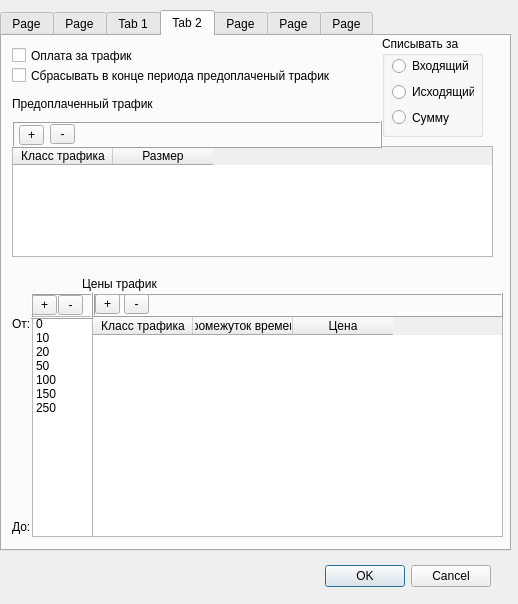
Old version of the form mdi/tp_edit.ui in the repository brat002/ExpertBilling.
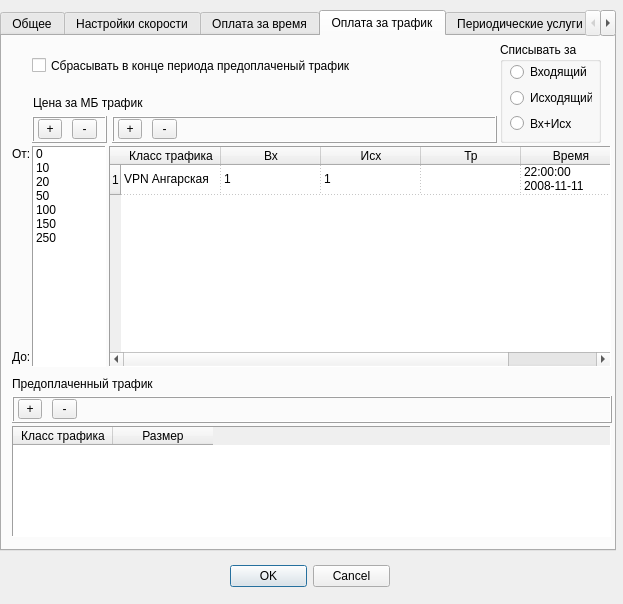
New version of the form. The open tabs and pages were chosen to show the change. Icons and pictures are not drawn.

What changed in the file:
```diff
--- a/mdi/tp_edit.ui
+++ b/mdi/tp_edit.ui
@@ -5,7 +5,7 @@
    <rect>
     <x>0</x>
     <y>0</y>
-    <width>518</width>
+    <width>623</width>
     <height>604</height>
    </rect>
   </property>
@@ -15,9 +15,9 @@
   <widget class="QDialogButtonBox" name="buttonBox" >
    <property name="geometry" >
     <rect>
-     <x>150</x>
+     <x>230</x>
      <y>560</y>
-     <width>341</width>
+     <width>160</width>
      <height>32</height>
     </rect>
    </property>
@@ -33,16 +33,25 @@
     <rect>
      <x>0</x>
      <y>10</y>
-     <width>511</width>
+     <width>616</width>
      <height>541</height>
     </rect>
    </property>
+   <property name="tabPosition" >
+    <enum>QTabWidget::North</enum>
+   </property>
+   <property name="tabShape" >
+    <enum>QTabWidget::Rounded</enum>
+   </property>
    <property name="currentIndex" >
-    <number>1</number>
+    <number>6</number>
+   </property>
+   <property name="elideMode" >
+    <enum>Qt::ElideNone</enum>
    </property>
    <widget class="QWidget" name="tab_3" >
     <attribute name="title" >
-     <string>Page</string>
+     <string>Общее</string>
     </attribute>
     <widget class="QSplitter" name="splitter" >
      <property name="geometry" >
@@ -148,7 +157,7 @@
    </widget>
    <widget class="QWidget" name="tab_7" >
     <attribute name="title" >
-     <string>Page</string>
+     <string>Настройки скорости</string>
     </attribute>
     <widget class="QGroupBox" name="speed_access_groupBox" >
      <property name="geometry" >
@@ -438,7 +447,7 @@
    </widget>
    <widget class="QWidget" name="tab" >
     <attribute name="title" >
-     <string>Tab 1</string>
+     <string>Оплата за время</string>
     </attribute>
     <widget class="QCheckBox" name="timeaccess_checkbox" >
      <property name="geometry" >
@@ -577,26 +586,13 @@
    </widget>
    <widget class="QWidget" name="tab_2" >
     <attribute name="title" >
-     <string>Tab 2</string>
+     <string>Оплата за трафик</string>
     </attribute>
-    <widget class="QCheckBox" name="checkBox_3" >
-     <property name="geometry" >
-      <rect>
-       <x>10</x>
-       <y>10</y>
-       <width>131</width>
-       <height>19</height>
-      </rect>
-     </property>
-     <property name="text" >
-      <string>Оплата за трафик</string>
-     </property>
-    </widget>
     <widget class="QCheckBox" name="checkBox_4" >
      <property name="geometry" >
       <rect>
-       <x>10</x>
-       <y>30</y>
+       <x>30</x>
+       <y>20</y>
        <width>331</width>
        <height>19</height>
       </rect>
@@ -608,8 +604,8 @@
     <widget class="QGroupBox" name="groupBox" >
      <property name="geometry" >
       <rect>
-       <x>380</x>
-       <y>0</y>
+       <x>498</x>
+       <y>6</y>
        <width>101</width>
        <height>101</height>
       </rect>
@@ -644,55 +640,25 @@
        <item>
         <widget class="QRadioButton" name="radioButton_3" >
          <property name="text" >
-          <string>Сумму</string>
+          <string>Вх+Исх</string>
          </property>
         </widget>
        </item>
       </layout>
      </widget>
     </widget>
-    <widget class="QTableWidget" name="tableWidget_2" >
-     <property name="geometry" >
-      <rect>
-       <x>10</x>
-       <y>110</y>
-       <width>481</width>
-       <height>111</height>
-      </rect>
-     </property>
-     <column>
-      <property name="text" >
-       <string>Класс трафика</string>
-      </property>
-     </column>
-     <column>
-      <property name="text" >
-       <string>Размер</string>
-      </property>
-     </column>
-    </widget>
-    <widget class="QLabel" name="label_3" >
-     <property name="geometry" >
-      <rect>
-       <x>10</x>
-       <y>60</y>
-       <width>141</width>
-       <height>16</height>
-      </rect>
-     </property>
-     <property name="text" >
-      <string>Предоплаченный трафик</string>
-     </property>
-    </widget>
     <widget class="QListWidget" name="listWidget" >
      <property name="geometry" >
       <rect>
        <x>30</x>
-       <y>280</y>
-       <width>61</width>
+       <y>110</y>
+       <width>74</width>
        <height>221</height>
       </rect>
      </property>
+     <property name="frameShape" >
+      <enum>QFrame::Panel</enum>
+     </property>
      <item>
       <property name="text" >
        <string>0</string>
@@ -732,12 +698,31 @@
     <widget class="QTableWidget" name="tableWidget_3" >
      <property name="geometry" >
       <rect>
-       <x>90</x>
-       <y>280</y>
-       <width>411</width>
+       <x>107</x>
+       <y>110</y>
+       <width>502</width>
        <height>221</height>
       </rect>
      </property>
+     <property name="frameShape" >
+      <enum>QFrame::Panel</enum>
+     </property>
+     <property name="selectionMode" >
+      <enum>QAbstractItemView::SingleSelection</enum>
+     </property>
+     <property name="selectionBehavior" >
+      <enum>QAbstractItemView::SelectRows</enum>
+     </property>
+     <property name="verticalScrollMode" >
+      <enum>QAbstractItemView::ScrollPerPixel</enum>
+     </property>
+     <property name="horizontalScrollMode" >
+      <enum>QAbstractItemView::ScrollPerPixel</enum>
+     </property>
+     <property name="gridStyle" >
+      <enum>Qt::DotLine</enum>
+     </property>
+     <row/>
      <column>
       <property name="text" >
        <string>Класс трафика</string>
@@ -745,7 +730,22 @@
      </column>
      <column>
       <property name="text" >
-       <string>Промежуток времени</string>
+       <string>Вх</string>
+      </property>
+     </column>
+     <column>
+      <property name="text" >
+       <string>Исх</string>
+      </property>
+     </column>
+     <column>
+      <property name="text" >
+       <string>Тр</string>
+      </property>
+     </column>
+     <column>
+      <property name="text" >
+       <string>Время</string>
       </property>
      </column>
      <column>
@@ -753,25 +753,50 @@
        <string>Цена</string>
       </property>
      </column>
+     <item row="0" column="0" >
+      <property name="text" >
+       <string>VPN Ангарская</string>
+      </property>
+     </item>
+     <item row="0" column="1" >
+      <property name="text" >
+       <string>1</string>
+      </property>
+     </item>
+     <item row="0" column="2" >
+      <property name="text" >
+       <string>1</string>
+      </property>
+     </item>
+     <item row="0" column="4" >
+      <property name="text" >
+       <string>22:00:00 2008-11-11</string>
+      </property>
+     </item>
+     <item row="0" column="5" >
+      <property name="text" >
+       <string>65</string>
+      </property>
+     </item>
     </widget>
     <widget class="QLabel" name="label_4" >
      <property name="geometry" >
       <rect>
-       <x>80</x>
-       <y>240</y>
-       <width>75</width>
+       <x>31</x>
+       <y>59</y>
+       <width>110</width>
        <height>16</height>
       </rect>
      </property>
      <property name="text" >
-      <string>Цены трафика</string>
+      <string>Цена за МБ трафика</string>
      </property>
     </widget>
     <widget class="QLabel" name="label_5" >
      <property name="geometry" >
       <rect>
        <x>10</x>
-       <y>280</y>
+       <y>110</y>
        <width>21</width>
        <height>16</height>
       </rect>
@@ -784,7 +809,7 @@
      <property name="geometry" >
       <rect>
        <x>10</x>
-       <y>480</y>
+       <y>310</y>
        <width>18</width>
        <height>21</height>
       </rect>
@@ -793,97 +818,13 @@
       <string>До:</string>
      </property>
     </widget>
-    <widget class="QFrame" name="frame_3" >
-     <property name="geometry" >
-      <rect>
-       <x>10</x>
-       <y>85</y>
-       <width>370</width>
-       <height>27</height>
-      </rect>
-     </property>
-     <property name="frameShape" >
-      <enum>QFrame::Box</enum>
-     </property>
-     <property name="frameShadow" >
-      <enum>QFrame::Raised</enum>
-     </property>
-     <widget class="QToolButton" name="toolButton_3" >
-      <property name="geometry" >
-       <rect>
-        <x>7</x>
-        <y>4</y>
-        <width>25</width>
-        <height>20</height>
-       </rect>
-      </property>
-      <property name="text" >
-       <string>+</string>
-      </property>
-     </widget>
-     <widget class="QToolButton" name="toolButton_4" >
-      <property name="geometry" >
-       <rect>
-        <x>38</x>
-        <y>3</y>
-        <width>25</width>
-        <height>20</height>
-       </rect>
-      </property>
-      <property name="text" >
-       <string>-</string>
-      </property>
-     </widget>
-    </widget>
-    <widget class="QFrame" name="frame_4" >
-     <property name="geometry" >
-      <rect>
-       <x>29</x>
-       <y>257</y>
-       <width>62</width>
-       <height>26</height>
-      </rect>
-     </property>
-     <property name="frameShape" >
-      <enum>QFrame::Box</enum>
-     </property>
-     <property name="frameShadow" >
-      <enum>QFrame::Raised</enum>
-     </property>
-     <widget class="QToolButton" name="toolButton_5" >
-      <property name="geometry" >
-       <rect>
-        <x>1</x>
-        <y>2</y>
-        <width>25</width>
-        <height>20</height>
-       </rect>
-      </property>
-      <property name="text" >
-       <string>+</string>
-      </property>
-     </widget>
-     <widget class="QToolButton" name="toolButton_6" >
-      <property name="geometry" >
-       <rect>
-        <x>27</x>
-        <y>2</y>
-        <width>25</width>
-        <height>20</height>
-       </rect>
-      </property>
-      <property name="text" >
-       <string>-</string>
-      </property>
-     </widget>
-    </widget>
     <widget class="QFrame" name="frame_5" >
      <property name="geometry" >
       <rect>
-       <x>91</x>
-       <y>257</y>
-       <width>410</width>
-       <height>24</height>
+       <x>110</x>
+       <y>80</y>
+       <width>385</width>
+       <height>27</height>
       </rect>
      </property>
      <property name="frameShape" >
@@ -895,34 +836,169 @@
      <widget class="QToolButton" name="toolButton_7" >
       <property name="geometry" >
        <rect>
-        <x>2</x>
-        <y>1</y>
+        <x>40</x>
+        <y>3</y>
         <width>25</width>
         <height>20</height>
        </rect>
       </property>
       <property name="text" >
+       <string>-</string>
+      </property>
+     </widget>
+     <widget class="QToolButton" name="add_time_button_3" >
+      <property name="geometry" >
+       <rect>
+        <x>6</x>
+        <y>3</y>
+        <width>24</width>
+        <height>20</height>
+       </rect>
+      </property>
+      <property name="text" >
        <string>+</string>
       </property>
      </widget>
-     <widget class="QToolButton" name="toolButton_8" >
+    </widget>
+    <widget class="QFrame" name="frame_6" >
+     <property name="geometry" >
+      <rect>
+       <x>30</x>
+       <y>80</y>
+       <width>75</width>
+       <height>27</height>
+      </rect>
+     </property>
+     <property name="frameShape" >
+      <enum>QFrame::Box</enum>
+     </property>
+     <property name="frameShadow" >
+      <enum>QFrame::Raised</enum>
+     </property>
+     <widget class="QToolButton" name="delete_time_button_4" >
       <property name="geometry" >
        <rect>
-        <x>31</x>
-        <y>1</y>
+        <x>40</x>
+        <y>3</y>
         <width>25</width>
         <height>20</height>
        </rect>
       </property>
       <property name="text" >
        <string>-</string>
+      </property>
+     </widget>
+     <widget class="QToolButton" name="add_time_button_4" >
+      <property name="geometry" >
+       <rect>
+        <x>6</x>
+        <y>3</y>
+        <width>24</width>
+        <height>20</height>
+       </rect>
+      </property>
+      <property name="text" >
+       <string>+</string>
+      </property>
+     </widget>
+    </widget>
+    <widget class="QTableWidget" name="tableWidget_2" >
+     <property name="geometry" >
+      <rect>
+       <x>10</x>
+       <y>390</y>
+       <width>599</width>
+       <height>111</height>
+      </rect>
+     </property>
+     <property name="frameShape" >
+      <enum>QFrame::Panel</enum>
+     </property>
+     <property name="selectionMode" >
+      <enum>QAbstractItemView::SingleSelection</enum>
+     </property>
+     <property name="selectionBehavior" >
+      <enum>QAbstractItemView::SelectRows</enum>
+     </property>
+     <property name="verticalScrollMode" >
+      <enum>QAbstractItemView::ScrollPerPixel</enum>
+     </property>
+     <property name="horizontalScrollMode" >
+      <enum>QAbstractItemView::ScrollPerPixel</enum>
+     </property>
+     <property name="gridStyle" >
+      <enum>Qt::DotLine</enum>
+     </property>
+     <column>
+      <property name="text" >
+       <string>Класс трафика</string>
+      </property>
+     </column>
+     <column>
+      <property name="text" >
+       <string>Размер</string>
+      </property>
+     </column>
+    </widget>
+    <widget class="QLabel" name="label_3" >
+     <property name="geometry" >
+      <rect>
+       <x>10</x>
+       <y>340</y>
+       <width>141</width>
+       <height>16</height>
+      </rect>
+     </property>
+     <property name="text" >
+      <string>Предоплаченный трафик</string>
+     </property>
+    </widget>
+    <widget class="QFrame" name="frame_3" >
+     <property name="geometry" >
+      <rect>
+       <x>10</x>
+       <y>360</y>
+       <width>600</width>
+       <height>27</height>
+      </rect>
+     </property>
+     <property name="frameShape" >
+      <enum>QFrame::Box</enum>
+     </property>
+     <property name="frameShadow" >
+      <enum>QFrame::Raised</enum>
+     </property>
+     <widget class="QToolButton" name="delete_time_button_2" >
+      <property name="geometry" >
+       <rect>
+        <x>40</x>
+        <y>3</y>
+        <width>25</width>
+        <height>20</height>
+       </rect>
+      </property>
+      <property name="text" >
+       <string>-</string>
+      </property>
+     </widget>
+     <widget class="QToolButton" name="add_time_button_2" >
+      <property name="geometry" >
+       <rect>
+        <x>6</x>
+        <y>3</y>
+        <width>24</width>
+        <height>20</height>
+       </rect>
+      </property>
+      <property name="text" >
+       <string>+</string>
       </property>
      </widget>
     </widget>
    </widget>
    <widget class="QWidget" name="tab_5" >
     <attribute name="title" >
-     <string>Page</string>
+     <string>Периодические услуги</string>
     </attribute>
     <widget class="QTableWidget" name="tableWidget_5" >
      <property name="geometry" >
@@ -996,7 +1072,7 @@
    </widget>
    <widget class="QWidget" name="tab_6" >
     <attribute name="title" >
-     <string>Page</string>
+     <string>Разовые услуги</string>
     </attribute>
     <widget class="QTableWidget" name="tableWidget_6" >
      <property name="geometry" >
@@ -1060,7 +1136,7 @@
    </widget>
    <widget class="QWidget" name="tab_4" >
     <attribute name="title" >
-     <string>Page</string>
+     <string>Лимиты</string>
     </attribute>
     <widget class="QTableWidget" name="tableWidget_4" >
      <property name="geometry" >
```
Left out of the diff: 882 changed lines with no effect on the pictures.
